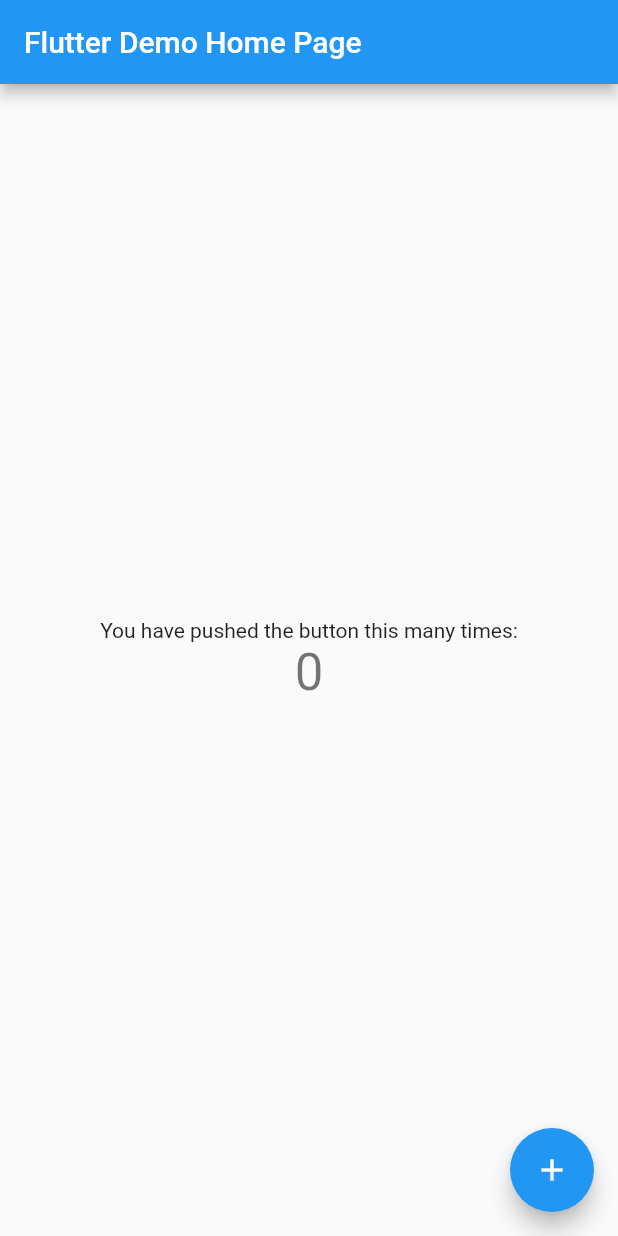
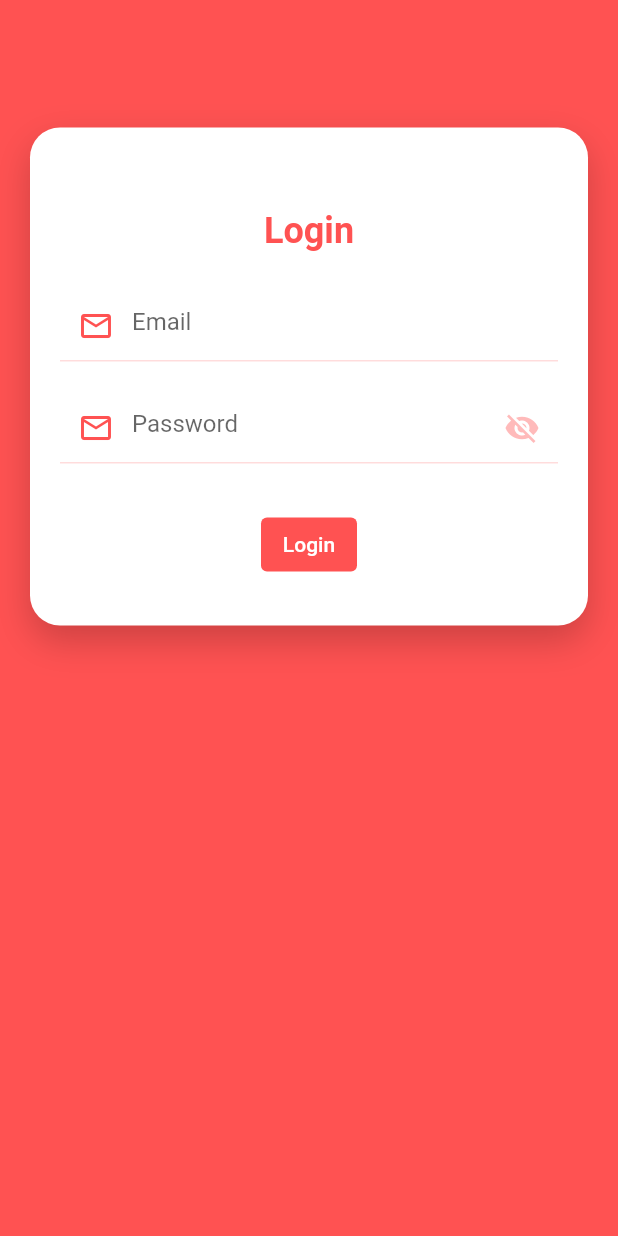
Before and after one commit to simoneloop/ecommerce-view, a Flutter app: the screen it shows after launch, on a phone screen of 412 x 824 dp. Run offline on Flutter 3.47's test engine with Material 2 defaults, Android fonts, the phone set to English and light mode, and no system bars; missing offline and left inert: dart:html; Roboto replaces fonts that are missing (Poppins).

Commit message:
feat(login page)

```diff
--- a/lib/main.dart
+++ b/lib/main.dart
@@ -1,5 +1,6 @@
 import 'package:ecommerce_view/Uti/Consts.dart';
 import 'package:ecommerce_view/entities/Product.dart';
+import 'package:ecommerce_view/pages/loginPage.dart';
 import 'package:flutter/material.dart';
 
 import 'entities/User.dart';
@@ -16,20 +17,30 @@
   @override
   Widget build(BuildContext context) {
     return MaterialApp(
-      title: 'Flutter Demo',
+      title: 'E-commerce',
       theme: ThemeData(
-        // This is the theme of your application.
-        //
-        // Try running your application with "flutter run". You'll see the
-        // application has a blue toolbar. Then, without quitting the app, try
-        // changing the primarySwatch below to Colors.green and then invoke
-        // "hot reload" (press "r" in the console where you ran "flutter run",
-        // or simply save your changes to "hot reload" in a Flutter IDE).
-        // Notice that the counter didn't reset back to zero; the application
-        // is not restarted.
-        primarySwatch: Colors.blue,
+        fontFamily: 'Poppins',
+        primaryColor: Colors.white,
+        floatingActionButtonTheme: FloatingActionButtonThemeData(
+          elevation: 0,
+          foregroundColor: Colors.white,
+        ),
+        textTheme: TextTheme(
+          headline1: TextStyle(fontSize: 22.0, color: Colors.redAccent),
+          headline2: TextStyle(
+            fontSize: 24.0,
+            fontWeight: FontWeight.w700,
+            color: Colors.redAccent,
+          ),
+          bodyText1: TextStyle(
+            fontSize: 14.0,
+            fontWeight: FontWeight.w400,
+            color: Colors.blueAccent,
+          ),
+        ), colorScheme: ColorScheme.fromSwatch().copyWith(secondary: Colors.redAccent),
       ),
-      home: const MyHomePage(title: 'Flutter Demo Home Page'),
+      debugShowCheckedModeBanner: false,
+      home: loginPage(),
     );
   }
 }
--- /dev/null
+++ b/lib/pages/loginPage.dart
@@ -0,0 +1,141 @@
+import 'dart:html';
+import 'dart:ui';
+
+import 'package:flutter/material.dart';
+import 'package:flutter/services.dart';
+
+import '../managers/Proxy.dart';
+
+class loginPage extends StatefulWidget {
+  @override
+  _loginPageState createState() => _loginPageState();
+}
+
+class _loginPageState extends State<loginPage> {
+  final scaffoldKey = GlobalKey<ScaffoldState>();
+  GlobalKey<FormState> globalFormKey = new GlobalKey<FormState>();
+  bool hidePassword = true;
+
+  @override
+  Widget build(BuildContext context) {
+    return Scaffold(
+      key: scaffoldKey,
+      backgroundColor: Theme.of(context).colorScheme.secondary,
+      body: SingleChildScrollView(
+        child: Column(
+          children: <Widget>[
+            Stack(
+              children: <Widget>[
+                Container(
+                  width: double.infinity,
+                  padding: EdgeInsets.symmetric(vertical: 30, horizontal: 20),
+                  margin: EdgeInsets.symmetric(vertical: 85, horizontal: 20),
+                  decoration: BoxDecoration(
+                      borderRadius: BorderRadius.circular(20),
+                      color: Theme.of(context).primaryColor,
+                      boxShadow: [
+                        BoxShadow(
+                            color: Theme.of(context).hintColor.withOpacity(0.2),
+                            offset: Offset(0, 10),
+                            blurRadius: 20)
+                      ]),
+                  child: Form(
+                    key: globalFormKey,
+                    child: Column(
+                      children: <Widget>[
+                        SizedBox(
+                          height: 25,
+                        ),
+                        Text(
+                          "Login",
+                          style: Theme.of(context).textTheme.headline2,
+                        ),
+                        SizedBox(height: 25),
+                        new TextFormField(
+                          keyboardType: TextInputType.emailAddress,
+                          validator: (input) => !input!.contains("@")
+                              ? "Should be a valid email"
+                              : null,
+                          decoration: new InputDecoration(
+                              hintText: "Email",
+                              enabledBorder: UnderlineInputBorder(
+                                  borderSide: BorderSide(
+                                      color: Theme.of(context)
+                                          .colorScheme
+                                          .secondary
+                                          .withOpacity(0.2))),
+                              focusedBorder: UnderlineInputBorder(
+                                  borderSide: BorderSide(
+                                      color: Theme.of(context)
+                                          .colorScheme
+                                          .secondary)),
+                              prefixIcon: Icon(
+                                Icons.email_outlined,
+                                color: Theme.of(context).colorScheme.secondary,
+                              )),
+                        ),
+                        SizedBox(height: 20),
+                        new TextFormField(
+                          keyboardType: TextInputType.text,
+                          validator: (input) =>
+                              input == null ? "Please enter a password" : null,
+                          obscureText: hidePassword,
+                          decoration: new InputDecoration(
+                              hintText: "Password",
+                              enabledBorder: UnderlineInputBorder(
+                                  borderSide: BorderSide(
+                                      color: Theme.of(context)
+                                          .colorScheme
+                                          .secondary
+                                          .withOpacity(0.2))),
+                              focusedBorder: UnderlineInputBorder(
+                                  borderSide: BorderSide(
+                                      color: Theme.of(context)
+                                          .colorScheme
+                                          .secondary)),
+                              prefixIcon: Icon(
+                                Icons.email_outlined,
+                                color: Theme.of(context).colorScheme.secondary,
+                              ),
+                              suffixIcon: IconButton(
+                                onPressed: () {
+                                  setState(() {
+                                    hidePassword = !hidePassword;
+                                  });
+                                },
+                                color: Theme.of(context)
+                                    .colorScheme
+                                    .secondary
+                                    .withOpacity(0.4),
+                                icon: Icon(hidePassword
+                                    ? Icons.visibility_off
+                                    : Icons.visibility),
+                              )),
+                        ),
+                        SizedBox(
+                          height: 30,
+                        ),
+                        Container(
+                          decoration: BoxDecoration(borderRadius: BorderRadius.circular(10)),
+                          child: TextButton(
+                            onPressed: (){Proxy.sharedProxy.logIn("admin","admin").then((value) => print(value));},
+                            child: Text(
+                              "Login",
+                              style: TextStyle(color: Colors.white),
+                            ),
+                            style:ButtonStyle(backgroundColor: MaterialStateProperty.all<Color>(Theme.of(context).colorScheme.secondary)),
+
+                          ),
+                        ),
+                      ],
+                    ),
+                  ),
+                )
+              ],
+            )
+          ],
+        ),
+      ),
+    );
+  }
+}
```
